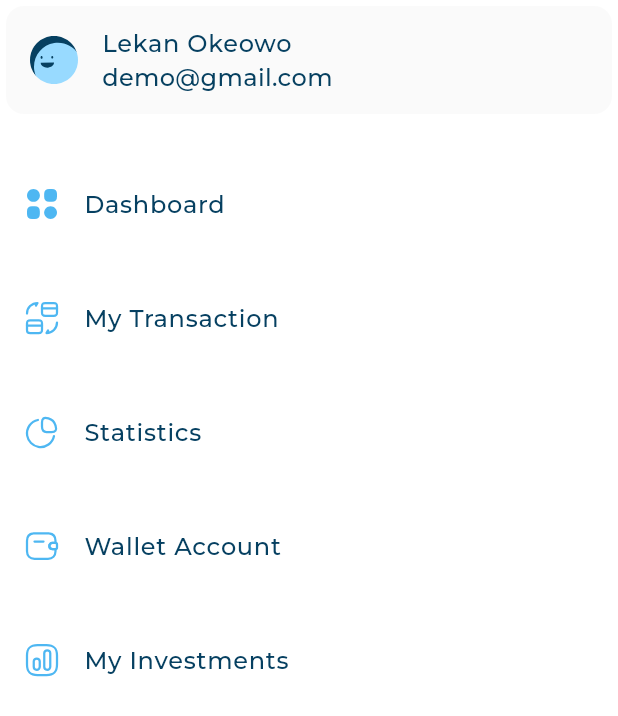
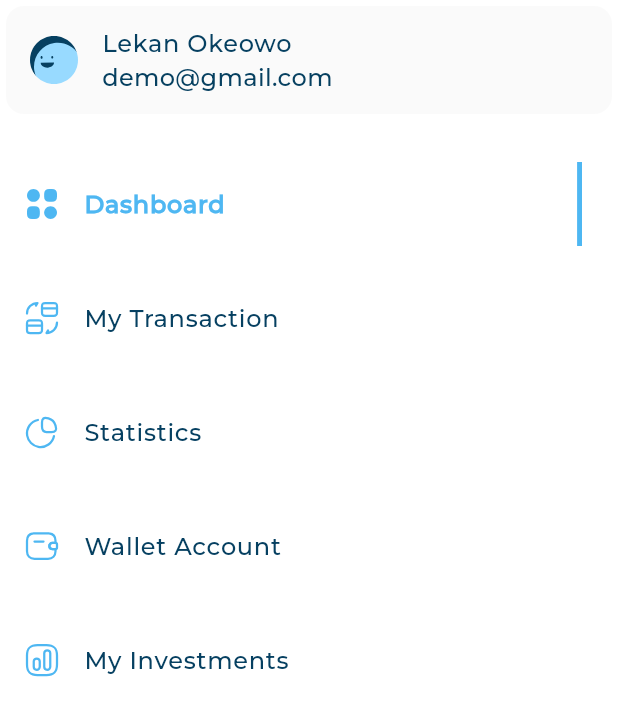
Before and after one commit to mohamed-abdellsalam/responsive_dash_board, a Flutter app: the CustomDrawer widget shown alone on an empty page, opened directly, on a phone screen of 412 x 824 dp. Shown: the top 716 px of the screen. Run offline on Flutter 3.47's test engine with Material 3 defaults, Android fonts, the phone set to English and light mode, and no system bars; our stand-ins replace flutter_svg; project files that could hold a hidden picture were left out.

Commit message:
feat: implement active and inactive drawer item components with dynamic state management

```diff
--- /dev/null
+++ b/lib/widgets/active_and_inactive_item.dart
@@ -0,0 +1,50 @@
+import 'package:dash_board/models/drawer_item_model.dart';
+import 'package:dash_board/utils/app_styles.dart';
+import 'package:flutter/material.dart';
+import 'package:flutter_svg/svg.dart';
+
+class InActiveDrawerItem extends StatelessWidget {
+  const InActiveDrawerItem({
+    super.key,
+    required this.drawerItemModel,
+  });
+
+  final DrawerItemModel drawerItemModel;
+
+  @override
+  Widget build(BuildContext context) {
+    return ListTile(
+      leading: SvgPicture.asset(drawerItemModel.image),
+      title: Text(
+        drawerItemModel.title,
+        style: AppStyles.styleMedium16(context),
+      ),
+    );
+  }
+}
+
+class ActiveDrawerItem extends StatelessWidget {
+  const ActiveDrawerItem({
+    super.key,
+    required this.drawerItemModel,
+  });
+
+  final DrawerItemModel drawerItemModel;
+
+  @override
+  Widget build(BuildContext context) {
+    return ListTile(
+      leading: SvgPicture.asset(drawerItemModel.image),
+      title: Text(
+        drawerItemModel.title,
+        style: AppStyles.styleBold16(context),
+      ),
+      trailing: Container(
+        width: 3.27,
+        decoration: const BoxDecoration(
+          color: Color(0xff4eb7f2),
+        ),
+      ),
+    );
+  }
+}
--- a/lib/widgets/custom_drawer.dart
+++ b/lib/widgets/custom_drawer.dart
@@ -1,42 +1,26 @@
-import 'package:dash_board/models/drawer_item_model.dart';
 import 'package:dash_board/utils/app_images.dart';
-import 'package:dash_board/widgets/drawer_item.dart';
+import 'package:dash_board/widgets/drawer_item_list_view.dart';
 import 'package:dash_board/widgets/user_info_list_tile.dart';
 import 'package:flutter/material.dart';
 
 class CustomDrawer extends StatelessWidget {
   const CustomDrawer({super.key});
-  static const List<DrawerItemModel> items = [
-    DrawerItemModel(title: 'Dashboard', image: Assets.imagesDashboard),
-    DrawerItemModel(title: 'My Transaction', image: Assets.imagesMyTransction),
-    DrawerItemModel(title: 'Statistics', image: Assets.imagesStatics),
-    DrawerItemModel(title: 'Wallet Account', image: Assets.imagesWalletAccount),
-    DrawerItemModel(title: 'My Investments', image: Assets.imagesMyInvestments),
-  ];
+
   @override
   Widget build(BuildContext context) {
     return Container(
       color: Colors.white,
-      child: Column(
+      child: const Column(
         children: [
-          const UserInfoListTile(
+          UserInfoListTile(
             image: Assets.imagesAvatar3,
             title: 'Lekan Okeowo',
             subTitle: 'demo@gmail.com',
           ),
-          const SizedBox(
+          SizedBox(
             height: 8,
           ),
-          ListView.builder(
-              itemCount: items.length,
-              physics: const NeverScrollableScrollPhysics(),
-              shrinkWrap: true,
-              itemBuilder: (context, index) {
-                return Padding(
-                  padding: const EdgeInsets.only(top: 20),
-                  child: DrawerItem(drawerItemModel: items[index]),
-                );
-              })
+          DrawerItemListView()
         ],
       ),
     );
--- a/lib/widgets/drawer_item.dart
+++ b/lib/widgets/drawer_item.dart
@@ -1,19 +1,18 @@
 import 'package:dash_board/models/drawer_item_model.dart';
-import 'package:dash_board/utils/app_styles.dart';
+import 'package:dash_board/widgets/active_and_inactive_item.dart';
 import 'package:flutter/material.dart';
-import 'package:flutter_svg/flutter_svg.dart';
 
 class DrawerItem extends StatelessWidget {
-  const DrawerItem({super.key, required this.drawerItemModel});
+  const DrawerItem(
+      {super.key, required this.drawerItemModel, required this.isActive});
   final DrawerItemModel drawerItemModel;
+  final bool isActive;
   @override
   Widget build(BuildContext context) {
-    return ListTile(
-      leading: SvgPicture.asset(drawerItemModel.image),
-      title: Text(
-        drawerItemModel.title,
-        style: AppStyles.styleMedium16(context),
-      ),
-    );
+    return isActive
+        ? ActiveDrawerItem(
+            drawerItemModel: drawerItemModel,
+          )
+        : InActiveDrawerItem(drawerItemModel: drawerItemModel);
   }
 }
--- /dev/null
+++ b/lib/widgets/drawer_item_list_view.dart
@@ -0,0 +1,51 @@
+import 'package:dash_board/models/drawer_item_model.dart';
+import 'package:dash_board/utils/app_images.dart';
+import 'package:dash_board/widgets/drawer_item.dart';
+import 'package:flutter/material.dart';
+
+class DrawerItemListView extends StatefulWidget {
+  const DrawerItemListView({super.key});
+
+  @override
+  State<DrawerItemListView> createState() => _DrawerItemListViewState();
+}
+
+class _DrawerItemListViewState extends State<DrawerItemListView> {
+  int activeIndex = 0;
+  final List<DrawerItemModel> items = [
+    const DrawerItemModel(title: 'Dashboard', image: Assets.imagesDashboard),
+    const DrawerItemModel(
+        title: 'My Transaction', image: Assets.imagesMyTransction),
+    const DrawerItemModel(title: 'Statistics', image: Assets.imagesStatics),
+    const DrawerItemModel(
+        title: 'Wallet Account', image: Assets.imagesWalletAccount),
+    const DrawerItemModel(
+        title: 'My Investments', image: Assets.imagesMyInvestments),
+  ];
+
+  @override
+  Widget build(BuildContext context) {
+    return ListView.builder(
+        itemCount: items.length,
+        physics: const NeverScrollableScrollPhysics(),
+        shrinkWrap: true,
+        itemBuilder: (context, index) {
+          return GestureDetector(
+            onTap: () {
+              if (activeIndex != index) {
+                setState(() {
+                  activeIndex = index;
+                });
+              }
+            },
+            child: Padding(
+              padding: const EdgeInsets.only(top: 20),
+              child: DrawerItem(
+                drawerItemModel: items[index],
+                isActive: activeIndex == index,
+              ),
+            ),
+          );
+        });
+  }
+}
```
